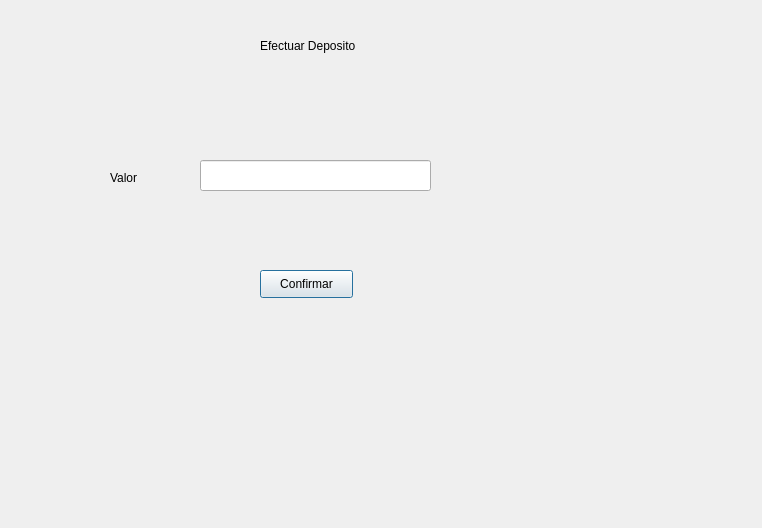
The window that ProjectoCpp/frmdeposito.ui (ltsaiete/conta-estudante) describes before a commit, drawn with Qt 5.
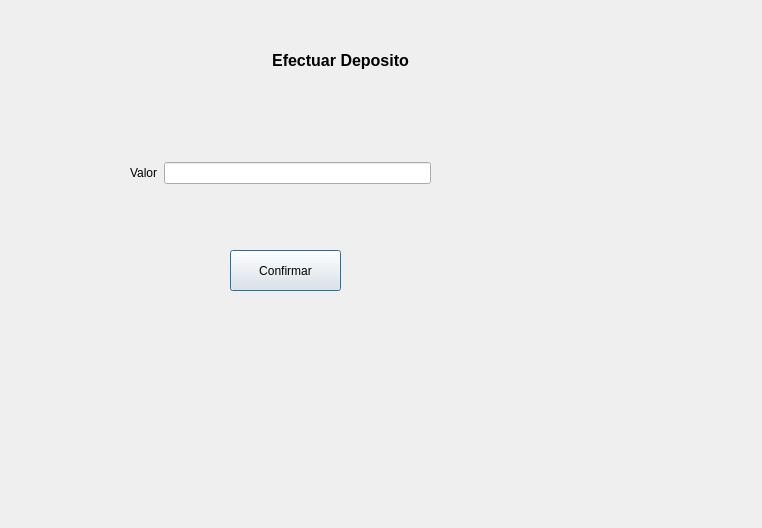
The same window after the commit.

Commit message: Formatando o label de senha

The edit to the form file:
```diff
--- a/ProjectoCpp/frmdeposito.ui
+++ b/ProjectoCpp/frmdeposito.ui
@@ -13,55 +13,75 @@
   <property name="windowTitle">
    <string>Dialog</string>
   </property>
-  <widget class="QLineEdit" name="txtValor">
-   <property name="geometry">
-    <rect>
-     <x>200</x>
-     <y>160</y>
-     <width>231</width>
-     <height>31</height>
-    </rect>
-   </property>
-  </widget>
   <widget class="QLabel" name="label">
    <property name="geometry">
     <rect>
-     <x>260</x>
-     <y>30</y>
-     <width>151</width>
-     <height>31</height>
+     <x>230</x>
+     <y>40</y>
+     <width>221</width>
+     <height>41</height>
     </rect>
    </property>
+   <property name="font">
+    <font>
+     <pointsize>12</pointsize>
+     <weight>75</weight>
+     <bold>true</bold>
+    </font>
+   </property>
    <property name="text">
     <string>Efectuar Deposito</string>
    </property>
-  </widget>
-  <widget class="QLabel" name="label_2">
-   <property name="geometry">
-    <rect>
-     <x>110</x>
-     <y>170</y>
-     <width>101</width>
-     <height>16</height>
-    </rect>
-   </property>
-   <property name="text">
-    <string>Valor</string>
+   <property name="alignment">
+    <set>Qt::AlignCenter</set>
    </property>
   </widget>
   <widget class="QPushButton" name="btConfirm">
    <property name="geometry">
     <rect>
-     <x>260</x>
-     <y>270</y>
-     <width>93</width>
-     <height>28</height>
+     <x>230</x>
+     <y>250</y>
+     <width>111</width>
+     <height>41</height>
     </rect>
    </property>
    <property name="text">
     <string>Confirmar</string>
    </property>
   </widget>
+  <widget class="QWidget" name="">
+   <property name="geometry">
+    <rect>
+     <x>130</x>
+     <y>160</y>
+     <width>301</width>
+     <height>26</height>
+    </rect>
+   </property>
+   <layout class="QHBoxLayout" name="horizontalLayout">
+    <item>
+     <widget class="QLabel" name="label_2">
+      <property name="font">
+       <font>
+        <pointsize>9</pointsize>
+       </font>
+      </property>
+      <property name="text">
+       <string>Valor</string>
+      </property>
+     </widget>
+    </item>
+    <item>
+     <widget class="QLineEdit" name="txtValor">
+      <property name="font">
+       <font>
+        <pointsize>9</pointsize>
+       </font>
+      </property>
+     </widget>
+    </item>
+   </layout>
+  </widget>
  </widget>
  <resources/>
  <connections/>
```
The commit also changes 4 other files.
